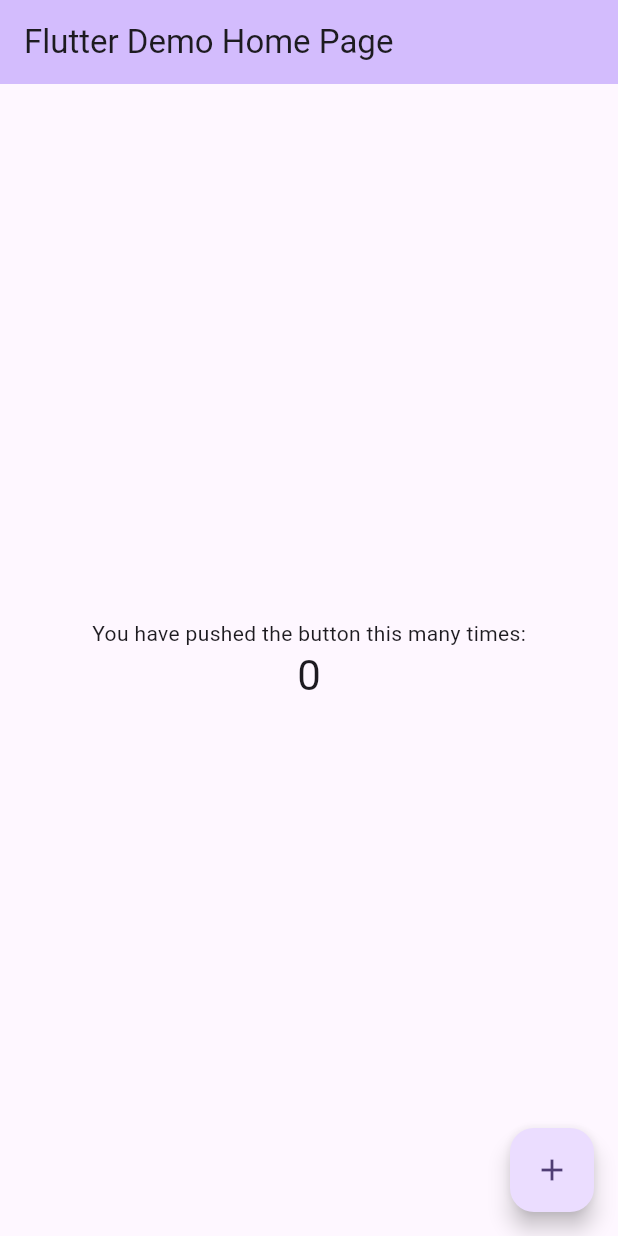
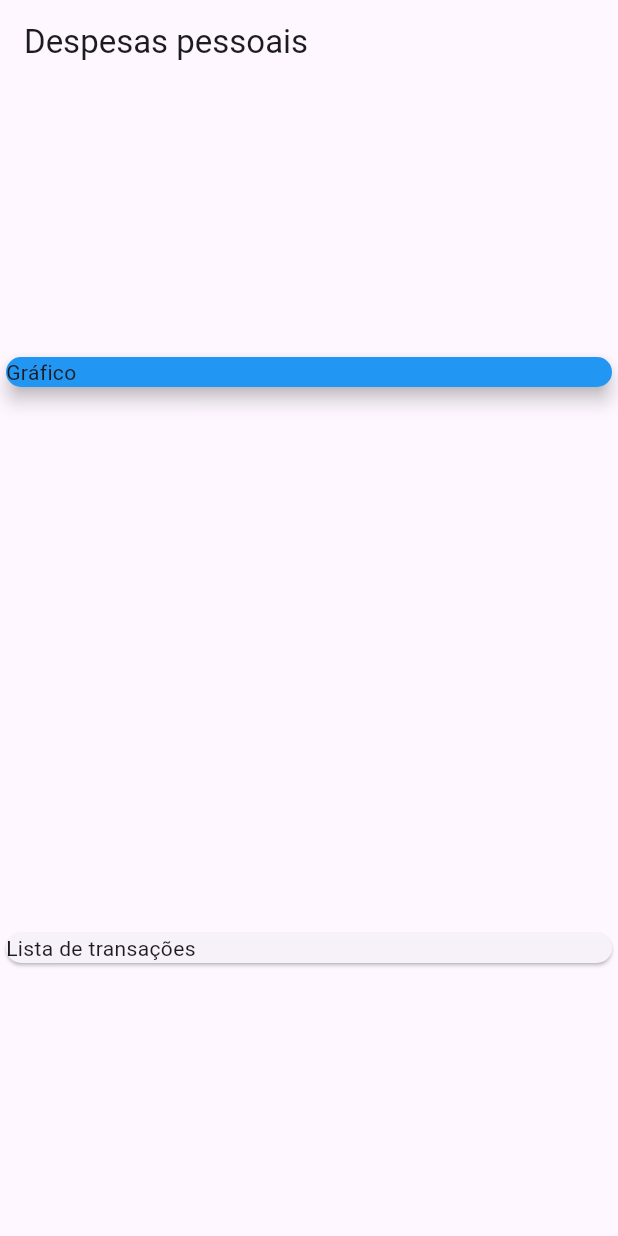
Before and after one commit to paladin120702/expenses_flutter, a Flutter app: the screen it shows after launch, on a phone screen of 412 x 824 dp. Run offline on Flutter 3.47's test engine with Material 3 defaults, Android fonts, the phone set to English and light mode, and no system bars.

Commit message:
Começando a interface

```diff
--- a/lib/main.dart
+++ b/lib/main.dart
@@ -1,125 +1,55 @@
+import 'package:expenses/models/transaction.dart';
 import 'package:flutter/material.dart';
 
-void main() {
-  runApp(const MyApp());
-}
+main() => runApp(ExpensesApp());
 
-class MyApp extends StatelessWidget {
-  const MyApp({super.key});
-
-  // This widget is the root of your application.
+class ExpensesApp extends StatelessWidget {
   @override
   Widget build(BuildContext context) {
     return MaterialApp(
-      title: 'Flutter Demo',
-      theme: ThemeData(
-        // This is the theme of your application.
-        //
-        // TRY THIS: Try running your application with "flutter run". You'll see
-        // the application has a purple toolbar. Then, without quitting the app,
-        // try changing the seedColor in the colorScheme below to Colors.green
-        // and then invoke "hot reload" (save your changes or press the "hot
-        // reload" button in a Flutter-supported IDE, or press "r" if you used
-        // the command line to start the app).
-        //
-        // Notice that the counter didn't reset back to zero; the application
-        // state is not lost during the reload. To reset the state, use hot
-        // restart instead.
-        //
-        // This works for code too, not just values: Most code changes can be
-        // tested with just a hot reload.
-        colorScheme: ColorScheme.fromSeed(seedColor: Colors.deepPurple),
-        useMaterial3: true,
-      ),
-      home: const MyHomePage(title: 'Flutter Demo Home Page'),
+      home: MyHomePage(),
     );
   }
 }
 
-class MyHomePage extends StatefulWidget {
-  const MyHomePage({super.key, required this.title});
-
-  // This widget is the home page of your application. It is stateful, meaning
-  // that it has a State object (defined below) that contains fields that affect
-  // how it looks.
-
-  // This class is the configuration for the state. It holds the values (in this
-  // case the title) provided by the parent (in this case the App widget) and
-  // used by the build method of the State. Fields in a Widget subclass are
-  // always marked "final".
-
-  final String title;
-
-  @override
-  State<MyHomePage> createState() => _MyHomePageState();
-}
-
-class _MyHomePageState extends State<MyHomePage> {
-  int _counter = 0;
-
-  void _incrementCounter() {
-    setState(() {
-      // This call to setState tells the Flutter framework that something has
-      // changed in this State, which causes it to rerun the build method below
-      // so that the display can reflect the updated values. If we changed
-      // _counter without calling setState(), then the build method would not be
-      // called again, and so nothing would appear to happen.
-      _counter++;
-    });
-  }
+class MyHomePage extends StatelessWidget {
+  final _transactions = [
+    Transaction(
+      id: 't1',
+      title: 'Novo Tênis de Corrida',
+      value: 310.76,
+      date: DateTime.now(),
+    ),
+    Transaction(
+      id: 't2',
+      title: 'Conta de Luz',
+      value: 211.30,
+      date: DateTime.now(),
+    ),
+  ];
 
   @override
   Widget build(BuildContext context) {
-    // This method is rerun every time setState is called, for instance as done
-    // by the _incrementCounter method above.
-    //
-    // The Flutter framework has been optimized to make rerunning build methods
-    // fast, so that you can just rebuild anything that needs updating rather
-    // than having to individually change instances of widgets.
     return Scaffold(
       appBar: AppBar(
-        // TRY THIS: Try changing the color here to a specific color (to
-        // Colors.amber, perhaps?) and trigger a hot reload to see the AppBar
-        // change color while the other colors stay the same.
-        backgroundColor: Theme.of(context).colorScheme.inversePrimary,
-        // Here we take the value from the MyHomePage object that was created by
-        // the App.build method, and use it to set our appbar title.
-        title: Text(widget.title),
+        title: Text('Despesas pessoais'),
       ),
-      body: Center(
-        // Center is a layout widget. It takes a single child and positions it
-        // in the middle of the parent.
-        child: Column(
-          // Column is also a layout widget. It takes a list of children and
-          // arranges them vertically. By default, it sizes itself to fit its
-          // children horizontally, and tries to be as tall as its parent.
-          //
-          // Column has various properties to control how it sizes itself and
-          // how it positions its children. Here we use mainAxisAlignment to
-          // center the children vertically; the main axis here is the vertical
-          // axis because Columns are vertical (the cross axis would be
-          // horizontal).
-          //
-          // TRY THIS: Invoke "debug painting" (choose the "Toggle Debug Paint"
-          // action in the IDE, or press "p" in the console), to see the
-          // wireframe for each widget.
-          mainAxisAlignment: MainAxisAlignment.center,
-          children: <Widget>[
-            const Text(
-              'You have pushed the button this many times:',
+      body: Column(
+        mainAxisAlignment: MainAxisAlignment.spaceAround,
+        crossAxisAlignment: CrossAxisAlignment.stretch,
+        children: <Widget>[
+          Container(
+            child: Card(
+              color: Colors.blue,
+              child: Text('Gráfico'),
+              elevation: 5,
             ),
-            Text(
-              '$_counter',
-              style: Theme.of(context).textTheme.headlineMedium,
-            ),
-          ],
-        ),
+          ),
+          Card(
+            child: Text('Lista de transações'),
+          )
+        ],
       ),
-      floatingActionButton: FloatingActionButton(
-        onPressed: _incrementCounter,
-        tooltip: 'Increment',
-        child: const Icon(Icons.add),
-      ), // This trailing comma makes auto-formatting nicer for build methods.
     );
   }
 }
--- /dev/null
+++ b/lib/models/transaction.dart
@@ -0,0 +1,15 @@
+import 'package:flutter/material.dart';
+
+class Transaction {
+  final String id;
+  final String title;
+  final double value;
+  final DateTime date;
+
+  Transaction({
+    required this.id,
+    required this.title,
+    required this.value,
+    required this.date,
+  });
+}
```
Also changed, not shown: 1 other file.
